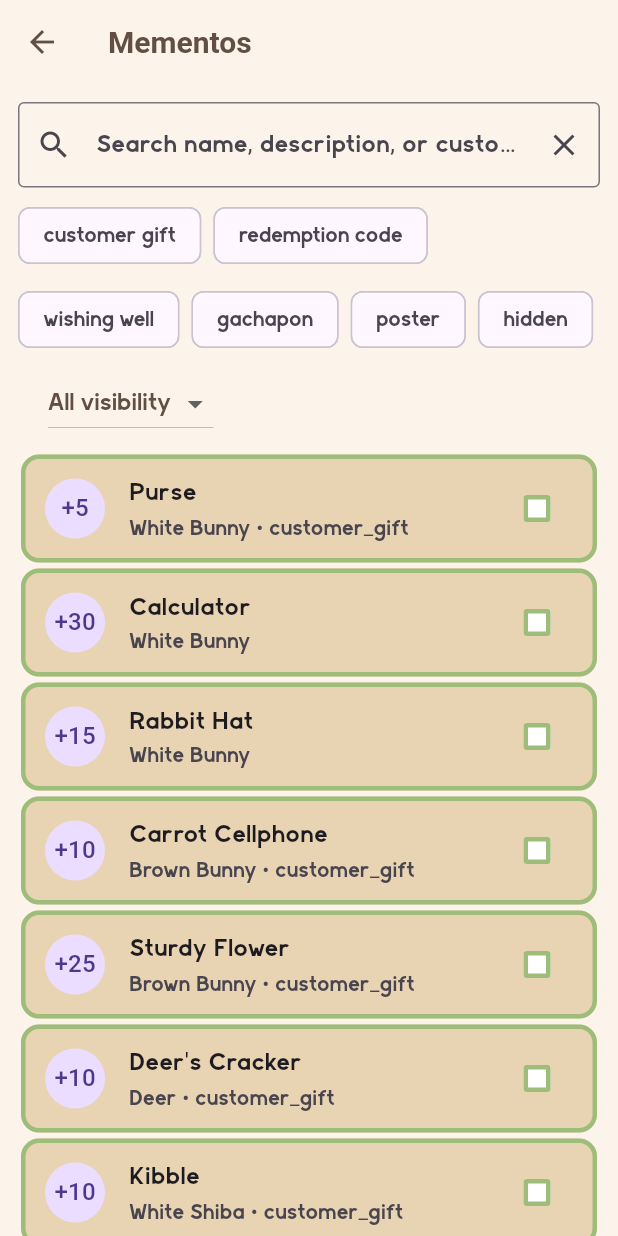
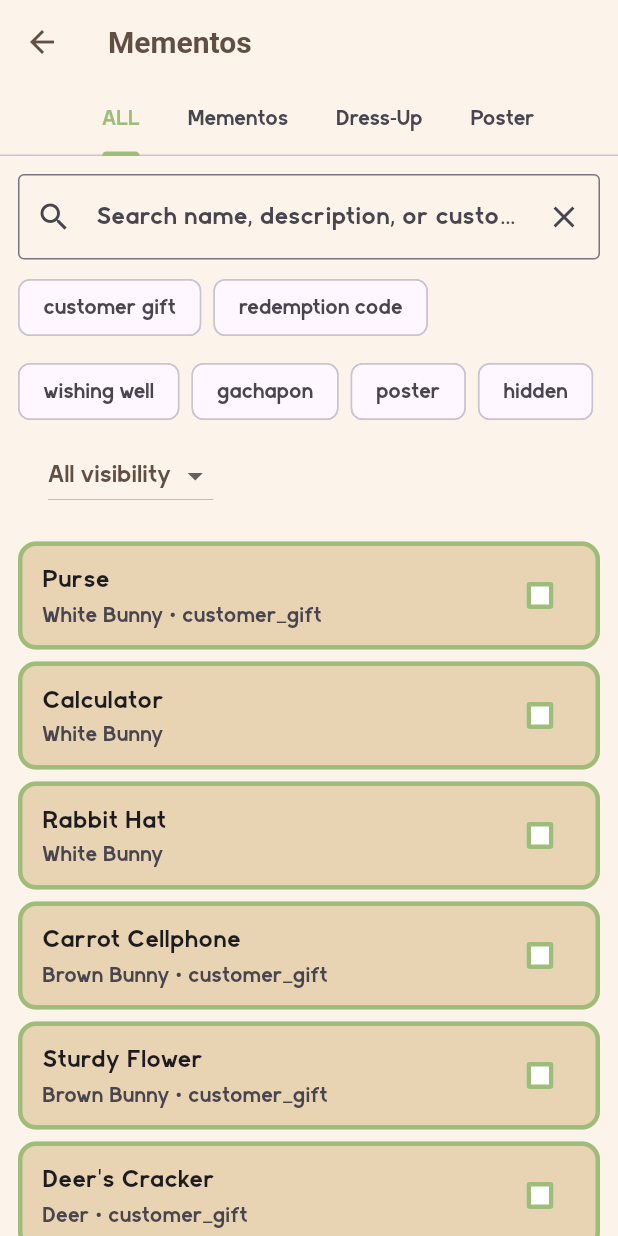
Before and after one commit to zawmbi/animal-restaurant-tracker-app, a Flutter app: the screen it shows after launch, after a tap on "Mementos", on a phone screen of 412 x 824 dp. Run offline on Flutter 3.47's test engine with Material 3 defaults, Android fonts, the phone set to English and light mode, and no system bars; our stand-ins replace auto_size_text, flutter_local_notifications, shared_preferences, timezone; project files that could hold a hidden picture were left out.

Commit message:
changed memento page formatting and created designated mementos json

```diff
--- a/lib/features/mementos/data/mementos_index.dart
+++ b/lib/features/mementos/data/mementos_index.dart
@@ -1,5 +1,4 @@
 // ignore_for_file: duplicate_import
-
 
 import '../../customers/data/customers_repository.dart';
 import '../../customers/model/memento.dart';
@@ -42,6 +41,7 @@ class MementosIndex {
   MementosIndex._();
   static final MementosIndex instance = MementosIndex._();
 
+  static const _mainAsset = 'assets/data/mementos.json';        // NEW
   static const _extrasAsset = 'assets/data/mementos_extra.json';
 
   Future<List<MementoEntry>> all({
@@ -51,33 +51,53 @@ class MementosIndex {
   }) async {
     final results = <MementoEntry>[];
 
-    // 1) From customers
+    // For customerName lookup
     final customers = await CustomersRepository.instance.all();
-    for (final c in customers) {
-      for (final m in c.mementos) {
-        final entry = MementoEntry(
-          key: _ckey(c.id, m.id),
-          id: m.id,
-          name: m.name,
-          stars: m.stars,
-          requirement: m.requirement,
-          description: m.description,
-          customerId: c.id,
-          customerName: c.name,
-          tags: m.tags,
-          hidden: m.hidden || m.tags.contains('hidden'),
-          source: m.source,
-          event: m.event,
+    final customerById = {
+      for (final c in customers) c.id: c,
+    };
+
+    // 1) From standalone mementos.json (NEW)
+    final mainRaw = await JsonLoader.load(_mainAsset) as List<dynamic>;
+    for (final e in mainRaw) {
+      final map = e as Map<String, dynamic>;
+
+      final id = map['id'] as String;
+      final customerId = map['customerId'] as String?;
+      final customerName =
+          customerId != null ? customerById[customerId]?.name : null;
+
+      final tags =
+          (map['tags'] as List<dynamic>? ?? const <dynamic>[]).cast<String>();
+      final isHidden = (map['hidden'] as bool? ?? false) || tags.contains('hidden');
+
+      results.add(
+        MementoEntry(
+          key: customerId != null ? _ckey(customerId, id) : _xkey(id),
+          id: id,
+          name: map['name'] as String,
+          stars: map['stars'] as int? ?? 0,
+          requirement: map['requirement'] as String? ?? '',
+          description: map['description'] as String? ?? '',
+          customerId: customerId,
+          customerName: customerName,
+          tags: tags,
+          hidden: isHidden,
+          source: map['source'] as String?,
+          event: map['event'] as String?,
+        ),
       );
-        results.add(entry);
-      }
     }
 
-    // 2) From extras JSON
+    // 2) From extras JSON (same as before)
     final extrasRaw = await JsonLoader.load(_extrasAsset) as List<dynamic>;
     for (final e in extrasRaw) {
       final m = Memento.fromJson(e as Map<String, dynamic>);
-      results.add(MementoEntry(
+      final tags = m.tags;
+      final isHidden = m.hidden || tags.contains('hidden');
+
+      results.add(
+        MementoEntry(
           key: _xkey(m.id),
           id: m.id,
           name: m.name,
@@ -86,14 +106,15 @@ class MementosIndex {
           description: m.description,
           customerId: null,
           customerName: null,
-        tags: m.tags,
-        hidden: m.hidden || m.tags.contains('hidden'),
+          tags: tags,
+          hidden: isHidden,
           source: m.source,
           event: m.event,
-      ));
+        ),
+      );
     }
 
-    // filtering
+    // filtering (unchanged)
     Iterable<MementoEntry> out = results;
     if (includeTags != null && includeTags.isNotEmpty) {
       out = out.where((e) => e.tags.any(includeTags.contains));
--- a/lib/features/mementos/ui/mementos_page.dart
+++ b/lib/features/mementos/ui/mementos_page.dart
@@ -1,9 +1,12 @@
 import 'package:flutter/material.dart';
 import '../../shared/data/unlocked_store.dart';
 import '../data/mementos_index.dart';
+import 'mementos_detail_page.dart';
+
 
 class MementosPage extends StatefulWidget {
   const MementosPage({super.key});
+
   @override
   State<MementosPage> createState() => _MementosPageState();
 }
@@ -15,7 +18,12 @@ class _MementosPageState extends State<MementosPage> {
   bool? _hidden; // null=all, true=hidden only, false=not hidden
 
   final List<String> commonTags = const [
-    'customer_gift','redemption_code','wishing_well','gachapon','poster','hidden'
+    'customer_gift',
+    'redemption_code',
+    'wishing_well',
+    'gachapon',
+    'poster',
+    'hidden',
   ];
 
   @override
@@ -26,8 +34,21 @@ class _MementosPageState extends State<MementosPage> {
 
   @override
   Widget build(BuildContext context) {
-    return Scaffold(
-      appBar: AppBar(title: const Text('Mementos')),
+    return DefaultTabController(
+      length: 4,
+      child: Scaffold(
+        appBar: AppBar(
+          title: const Text('Mementos'),
+          bottom: const TabBar(
+            isScrollable: true,
+            tabs: [
+              Tab(text: 'ALL'),
+              Tab(text: 'Mementos'),
+              Tab(text: 'Dress-Up'),
+              Tab(text: 'Poster'),
+            ],
+          ),
+        ),
         body: AnimatedBuilder(
           animation: store,
           builder: (context, _) {
@@ -38,37 +59,100 @@ class _MementosPageState extends State<MementosPage> {
                 hidden: _hidden,
               ),
               builder: (context, snap) {
-              if (!snap.hasData) return const Center(child: CircularProgressIndicator());
-              final list = snap.data!;
-              return ListView(
+                if (!snap.hasData) {
+                  return const Center(child: CircularProgressIndicator());
+                }
+                final list = snap.data!; // List<MementoInfo> (or whatever your type is)
+
+                return Column(
+                  children: [
+                    Padding(
                       padding: const EdgeInsets.all(12),
+                      child: _filters(),
+                    ),
+                    Expanded(
+                      child: TabBarView(
                         children: [
-                  _filters(),
-                  const SizedBox(height: 8),
-                  ...list.map((e) {
-                    final collected = store.isUnlocked('memento_collected', e.key);
-                    return Card(
-                      child: ListTile(
-                        leading: CircleAvatar(child: Text('+${e.stars}')),
-                        title: Text(e.name),
-                        subtitle: Text([
-                          if (e.customerName != null) e.customerName!,
-                          if (e.source != null) e.source!,
-                          if (e.event != null) e.event!,
-                        ].join(' • ')),
-                        trailing: Checkbox(
-                          value: collected,
-                          onChanged: (v) => store.setUnlocked('memento_collected', e.key, v ?? false),
+                          _buildMementoList(context, list, _MementoCategory.all),
+                          _buildMementoList(context, list, _MementoCategory.mementos),
+                          _buildMementoList(context, list, _MementoCategory.dressUp),
+                          _buildMementoList(context, list, _MementoCategory.poster),
+                        ],
                       ),
                     ),
-                    );
-                  }),
                   ],
                 );
               },
             );
           },
         ),
+      ),
+    );
+  }
+
+  Widget _buildMementoList(
+    BuildContext context,
+    List<dynamic> all, // replace dynamic with your concrete memento type
+    _MementoCategory category,
+  ) {
+    final filtered = all.where((e) {
+      final tags = (e.tags ?? const <String>[]).cast<String>();
+      final isPoster = tags.contains('poster');
+      final isDressUp = tags.contains('dress_up') || tags.contains('wearable');
+
+      switch (category) {
+        case _MementoCategory.all:
+          return true;
+        case _MementoCategory.mementos:
+          // regular mementos = NOT dress-up and NOT poster
+          return !isPoster && !isDressUp;
+        case _MementoCategory.dressUp:
+          return isDressUp;
+        case _MementoCategory.poster:
+          return isPoster;
+      }
+    }).toList();
+
+    if (filtered.isEmpty) {
+      return const Center(child: Text('No mementos match your filters.'));
+    }
+
+    return ListView.builder(
+      padding: const EdgeInsets.symmetric(horizontal: 12, vertical: 8),
+      itemCount: filtered.length,
+      itemBuilder: (context, index) {
+        final e = filtered[index];
+        final collected = store.isUnlocked('memento_collected', e.key);
+        final tags = (e.tags ?? const <String>[]).cast<String>();
+
+        String subtitle = [
+          if (e.customerName != null && e.customerName!.isNotEmpty) e.customerName!,
+          if (e.source != null && e.source!.isNotEmpty) e.source!,
+          if (e.event != null && e.event!.isNotEmpty) e.event!,
+          if (tags.contains('poster')) 'Poster',
+          if (tags.contains('dress_up') || tags.contains('wearable')) 'Dress-Up',
+        ].join(' • ');
+
+        return Card(
+          margin: const EdgeInsets.only(bottom: 8),
+          child: ListTile(
+            // NO MORE CircleAvatar / star here
+            title: Text(e.name),
+            subtitle: subtitle.isEmpty ? null : Text(subtitle),
+            trailing: Checkbox(
+              value: collected,
+              onChanged: (v) => store.setUnlocked('memento_collected', e.key, v ?? false),
+            ),
+            onTap: () {
+              Navigator.of(context).push(
+                MaterialPageRoute(
+                  builder: (_) => MementoDetailPage(memento: e),
+                ),
+              );
+            },
+          ),
+        );
+      },
     );
   }
 
@@ -82,7 +166,10 @@ class _MementosPageState extends State<MementosPage> {
             hintText: 'Search name, description, or customer…',
             prefixIcon: const Icon(Icons.search),
             suffixIcon: IconButton(
-              onPressed: () { _searchCtrl.clear(); setState(() {}); },
+              onPressed: () {
+                _searchCtrl.clear();
+                setState(() {});
+              },
               icon: const Icon(Icons.clear),
             ),
             border: const OutlineInputBorder(),
@@ -98,9 +185,11 @@ class _MementosPageState extends State<MementosPage> {
               FilterChip(
                 label: Text(t.replaceAll('_', ' ')),
                 selected: _tags.contains(t),
-                onSelected: (sel) => setState(() {
+                onSelected: (sel) {
+                  setState(() {
                     sel ? _tags.add(t) : _tags.remove(t);
-                }),
+                  });
+                },
               ),
             const SizedBox(width: 12),
             DropdownButton<bool?>(
@@ -118,3 +207,5 @@ class _MementosPageState extends State<MementosPage> {
     );
   }
 }
+
+enum _MementoCategory { all, mementos, dressUp, poster }
--- a/pubspec.yaml
+++ b/pubspec.yaml
@@ -67,6 +67,7 @@ flutter:
   - assets/data/facilities.json
   - assets/data/letters.json
   - assets/data/mementos_extra.json
+  - assets/data/mementos.json
   - assets/data/customers.json
   - assets/data/dishes.json
   - assets/data/facilities_jsons/restaurant_facilities.json
```
Also changed, not shown: assets/data/mementos.json (added, +74 -0 lines), lib/features/mementos/ui/mementos_detail_page.dart (added, +378 -0 lines). Lines whose indentation alone changed are shown as unchanged.
